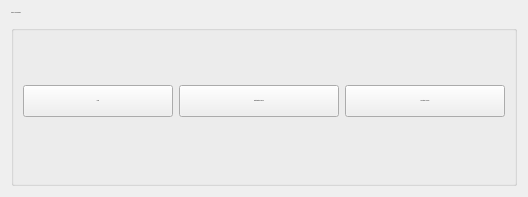
First picture: the form in newgenomenavigatepage.ui, repository TrinhLab/CASPERapp, before the edit.
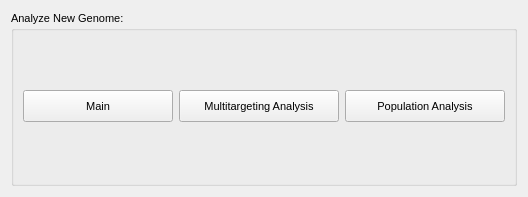
Second picture: the form after the edit.

What changed in the file:
```diff
--- a/newgenomenavigatepage.ui
+++ b/newgenomenavigatepage.ui
@@ -13,7 +13,7 @@
   <property name="font">
    <font>
     <family>Arial</family>
-    <pointsize>1</pointsize>
+    <pointsize>8</pointsize>
     <weight>50</weight>
     <italic>false</italic>
     <bold>false</bold>
@@ -29,7 +29,7 @@
    <property name="sizeConstraint">
     <enum>QLayout::SetFixedSize</enum>
    </property>
-   <item row="0" column="0" rowspan="2">
+   <item row="0" column="0">
     <widget class="QGroupBox" name="groupBox">
      <property name="minimumSize">
       <size>
```
Left out of the diff: 2 changed lines with no effect on the pictures.
